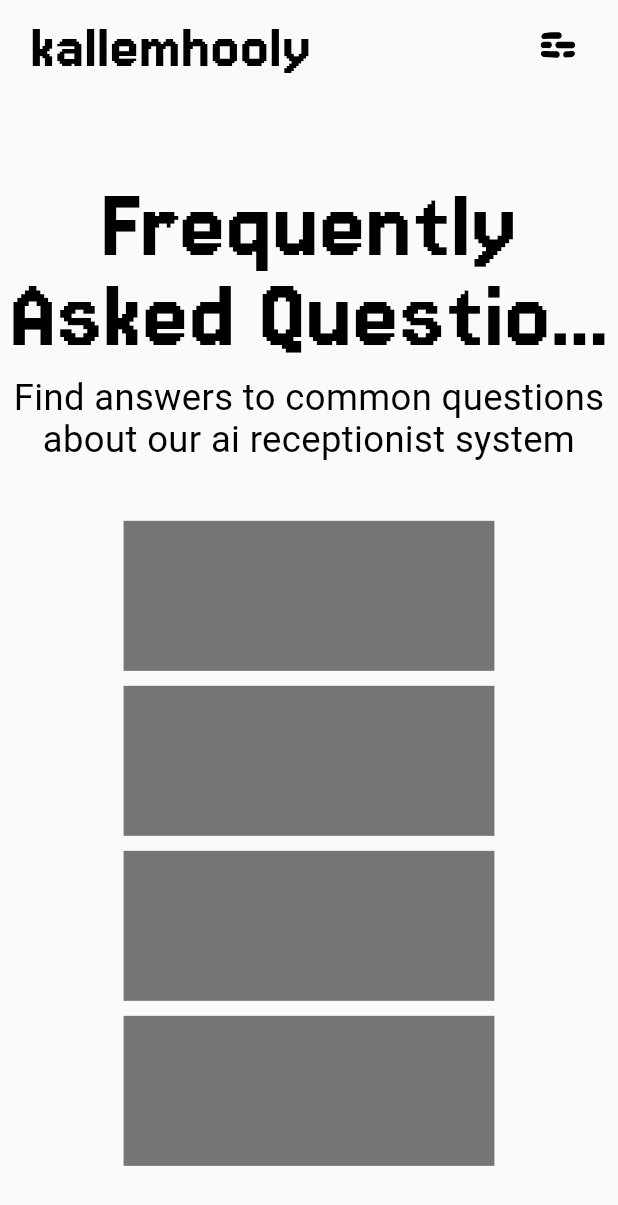
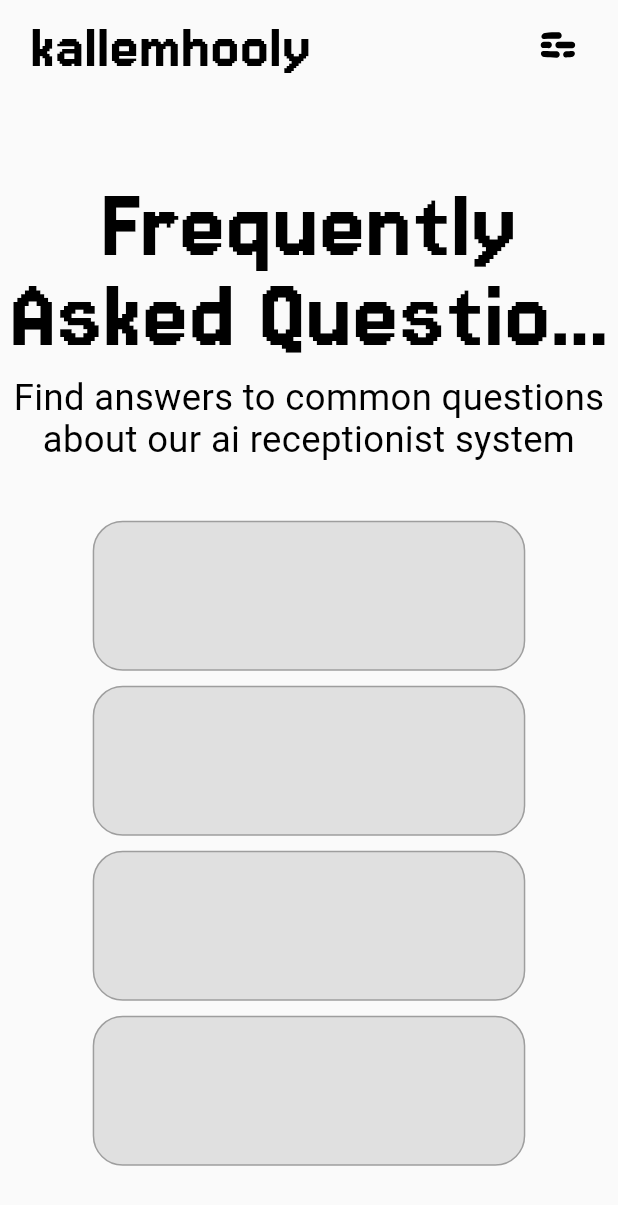
Before and after one commit to RagehAz/mojadwel_web, a Flutter app: the screen it shows after launch, scrolled down 1728 dp, on a phone screen of 412 x 824 dp. Shown: the top 1205 px of the screen. Run offline on Flutter 3.47's test engine with Material 3 defaults, Android fonts, the phone set to English and light mode, and no system bars; our stand-ins replace another_flushbar, cloud_firestore, firebase_auth, firebase_core, firebase_database, firebase_storage and 3 more; accounts and stored records are empty.

Commit message:
0.0.1: adjusted responsiveness

```diff
--- a/lib/app/screens/a_home_screen/a_home_screen.dart
+++ b/lib/app/screens/a_home_screen/a_home_screen.dart
@@ -173,43 +173,26 @@ class HomeScreen extends StatelessWidget {
                   const Spacing(size: 30),
 
                   /// FAQ TILES
-                  Builder(
-                    builder: (_){
+                  Column(
+                    children: <Widget>[
 
-                      final double _tileWidth = screen.bodyWidth * 0.6;
+                      FAQTile(
+                        bodyWidth: screen.bodyWidth,
+                      ),
 
-                      return Column(
-                        children: <Widget>[
+                      FAQTile(
+                        bodyWidth: screen.bodyWidth,
+                      ),
 
-                          Container(
-                            width: _tileWidth,
-                            height: 100,
-                            color: Colorz.dark2,
-                            margin: const EdgeInsets.all(5),
-                          ),
-                          Container(
-                            width: _tileWidth,
-                            height: 100,
-                            color: Colorz.dark2,
-                            margin: const EdgeInsets.all(5),
-                          ),
-                          Container(
-                            width: _tileWidth,
-                            height: 100,
-                            color: Colorz.dark2,
-                            margin: const EdgeInsets.all(5),
-                          ),
-                          Container(
-                            width: _tileWidth,
-                            height: 100,
-                            color: Colorz.dark2,
-                            margin: const EdgeInsets.all(5),
-                          ),
+                      FAQTile(
+                        bodyWidth: screen.bodyWidth,
+                      ),
 
-                        ],
-                      );
+                      FAQTile(
+                        bodyWidth: screen.bodyWidth,
+                      ),
 
-                    },
+                    ],
                   ),
 
                 ],
@@ -233,3 +216,32 @@ class HomeScreen extends StatelessWidget {
   }
   // -----------------------------------------------------------------------------
 }
+
+class FAQTile extends StatelessWidget {
+  // --------------------------------------------------------------------------
+  const FAQTile({
+    required this.bodyWidth,
+    super.key
+  });
+  // --------------------
+  final double bodyWidth;
+  // -----------------------------------------------------------------------------
+  @override
+  Widget build(BuildContext context) {
+    // --------------------
+    final double _tileWidth = bodyWidth * 0.7;
+    // --------------------
+    return Container(
+      width: _tileWidth,
+      height: 100,
+      decoration: BoxDecoration(
+        color: Colorz.light2,
+        borderRadius: BorderRadius.circular(20),
+        border: BoxBorder.all(color: Colorz.light3),
+      ),
+      margin: const EdgeInsets.all(5),
+    );
+    // --------------------
+  }
+  // -----------------------------------------------------------------------------
+}
```
Also changed, not shown: lib/app/screens/b_dashboard_screen/components/plan_card.dart (+18 -9 lines), lib/app/screens/b_dashboard_screen/views/plan_screen.dart (+12 -17 lines).
